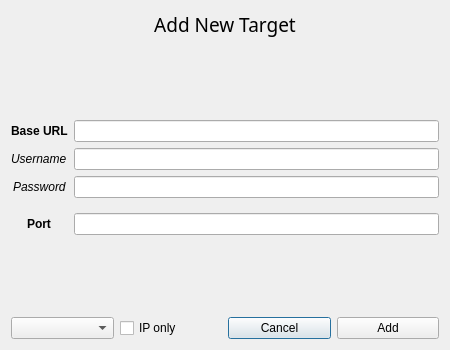
This is core/qt5/AddTargetDialog.ui in 0xInfection/TIDoS-Framework as Qt 5 draws it before an edit. The edited form follows.
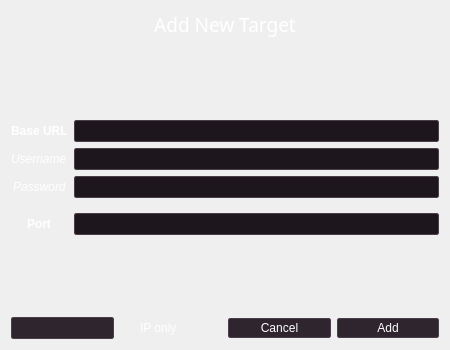
This is the edited form. Icons and pictures are not drawn.

Patch:
```diff
--- a/core/qt5/AddTargetDialog.ui
+++ b/core/qt5/AddTargetDialog.ui
@@ -19,6 +19,186 @@
   <property name="windowTitle">
    <string>Dialog</string>
   </property>
+  <property name="styleSheet">
+   <string notr="true">QDialog *:enabled {
+color: #ffffff;
+}
+
+QTabWidget::tab-bar {
+background-color: #130e13;
+min-width: 21;
+} 
+
+QTabBar::tab {
+min-width: 21;
+background: #130e13; /*221922*/
+border-top-left-radius: 2px;
+border-top-right-radius: 2px;
+spacing: 6;
+padding: 2px;
+}
+
+QTabBar::tab:selected {
+border: 1px solid #4a3e4a;
+border-right-color: #130e13; 
+background: #130e13;
+}
+QTabBar::tab:!selected {
+border: 1px solid #221922;
+border-left-color: #130e13; 
+border-right-color: #4a3e4a; 
+background: #221922;
+}
+QTabBar::tab:first:!selected {
+border: 1px solid #130e13;
+border-right-color: #4a3e4a; 
+border-top-color: #4a3e4a; 
+border-bottom-color: #221922;
+background: #221922;
+}
+QTabBar::tab:last:!selected {
+border: 1px solid #130e13;
+border-right-color: #4a3e4a; 
+border-bottom-color: #4a3e4a; 
+border-top-color: #221922;
+background: #221922;
+}
+
+QPushButton {
+padding: 2;
+spacing: 6;
+background-color: #2e252e;
+border: 1px solid #4a3e4a;
+min-width: 74px;
+border-radius: 2px;
+}
+
+QPushButton:pressed {
+background-color: #1d161d;
+}
+
+QGroupBox {
+    background-color: #1d161d;
+    border: 1px solid #4a3e4a;
+    border-radius: 2px;
+	padding: 2;
+	padding-top: 20px;
+    /*margin-top: 1ex;  leave space at the top for the title */
+}
+QGroupBox::title {
+    subcontrol-origin: padding;
+    subcontrol-position: top center; /* position at the top center */
+    padding:  5px;
+}
+
+QComboBox {
+border-radius: 2px;
+padding: 2;
+spacing: 6;
+background-color: #2e252e;
+border: 1px solid #4a3e4a;
+min-width: 74px;
+}
+
+QComboBox:on {
+background-color: #1d161d;
+}
+
+QComboBox QAbstractItemView {
+    border: none;
+	background-color: #130e13;
+	selection-background-color: #221922;
+}
+
+QComboBox::drop-down {
+border-color: #2e252e;
+padding: 2;
+}
+
+
+QComboBox::down-arrow {
+    image: url(core/qt5/icons/down.svg);
+}
+
+QListView {
+border: 1px solid #4a3e4a;
+padding: 2;
+border-radius: 2px;
+background-color: #1d161d;
+font-size: 10pt;
+selection-background-color: #271d27;
+}
+
+QTreeView {
+border: 1px solid #4a3e4a;
+padding: 2;
+border-radius: 2px;
+background-color: #1d161d;
+selection-background-color: #271d27;
+}
+
+QLineEdit {
+border: 1px solid #4a3e4a;
+padding: 2;
+border-radius: 2px;
+background-color: #1d161d;
+selection-background-color: #271d27;
+}
+
+QFrame[frameShape=&quot;4&quot;] {
+color: #c8bdc8;
+}
+
+QFrame[frameShape=&quot;5&quot;] {
+color: #c8bdc8;
+}
+
+QTabBar QToolButton {
+border: none;
+background-color: #130e13
+}
+
+QCheckBox::indicator {
+border: 1px solid transparent;
+}
+QCheckBox::indicator:checked {
+border-color: transparent;
+background-color: transparent;
+image: url(core/qt5/icons/check.png);
+}
+
+QCheckBox::indicator:indeterminate {
+border-color: transparent;
+background-color: transparent;
+image: url(core/qt5/icons/check.png);
+}
+
+QCheckBox::indicator:unchecked {
+background-color: #221922;
+image: none;
+}
+
+QTreeView::indicator {
+border: 1px solid transparent;
+}
+QTreeView::indicator:checked {
+border-color: transparent;
+background-color: transparent;
+image: url(core/qt5/icons/check.png);
+}
+
+QTreeView::indicator:indeterminate {
+border-color: transparent;
+background-color: transparent;
+image: url(core/qt5/icons/check.png);
+}
+
+QTreeView::indicator:unchecked {
+background-color: #221922;
+image: none;
+}
+</string>
+  </property>
   <property name="sizeGripEnabled">
    <bool>false</bool>
   </property>
```
